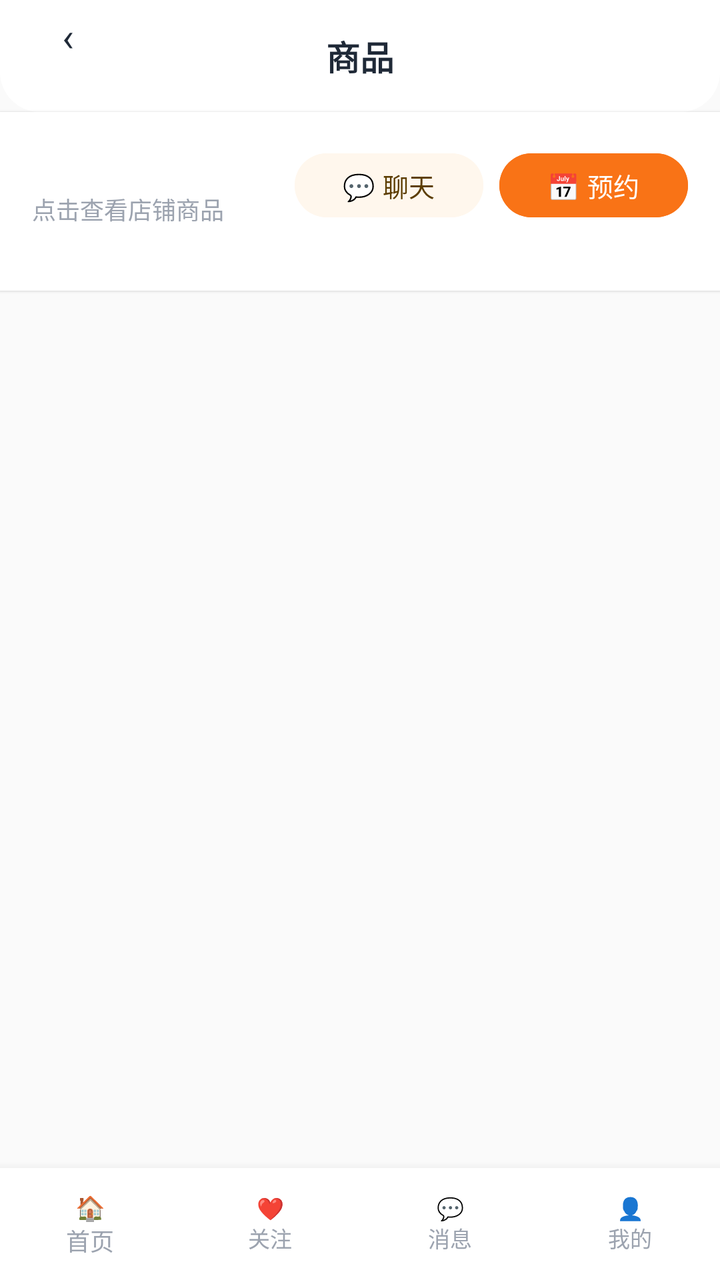
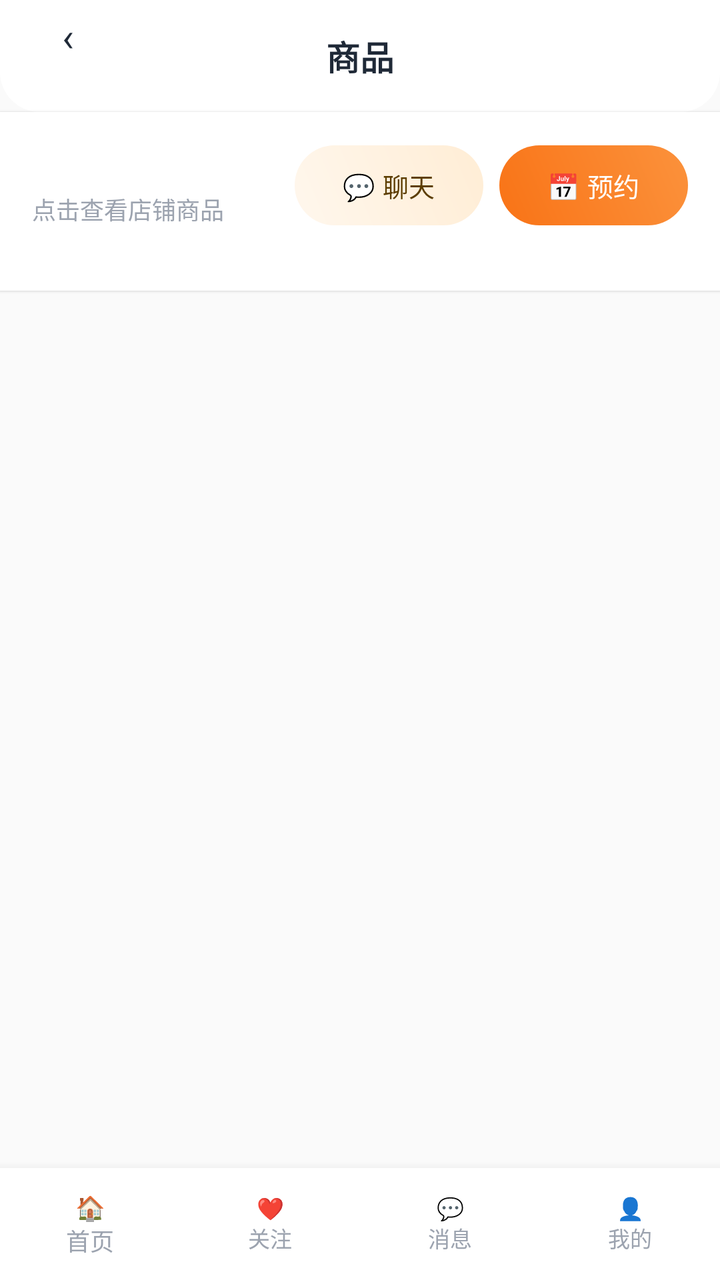

The first picture is an Android layout as it rendered before a commit; the second is the same layout after the commit. The layout source and the unified diff follow.
<!-- AndroidManifest.xml: application theme Theme.ClothingSI -->
<!-- res/layout/activity_buyer_products.xml -->
<?xml version="1.0" encoding="utf-8"?>
<LinearLayout xmlns:android="http://schemas.android.com/apk/res/android"
    xmlns:app="http://schemas.android.com/apk/res-auto"
    android:layout_width="match_parent" android:layout_height="match_parent"
    android:background="@color/md_surface_container_low" android:orientation="vertical">
    <RelativeLayout android:layout_width="match_parent" android:layout_height="56dp"
        android:background="@drawable/header_bar_bg" android:paddingHorizontal="16dp">
        <TextView android:id="@+id/btn_back" android:layout_width="36dp" android:layout_height="36dp"
            android:text="‹" android:textSize="20sp" android:textColor="@color/md_on_surface"
            android:gravity="center" android:background="@drawable/circle_bg" />
        <TextView android:layout_width="wrap_content" android:layout_height="wrap_content"
            android:text="商品" android:textSize="17sp" android:textStyle="bold"
            android:textColor="@color/md_on_surface" android:layout_centerInParent="true" />
    </RelativeLayout>
    
    <LinearLayout android:layout_width="match_parent" android:layout_height="wrap_content"
        android:orientation="horizontal" android:gravity="center_vertical"
        android:background="@color/md_surface" android:padding="16dp" android:elevation="1dp">
        <LinearLayout android:layout_width="0dp" android:layout_height="wrap_content"
            android:layout_weight="1" android:orientation="vertical">
            <TextView android:id="@+id/tv_shop_name" android:layout_width="wrap_content"
                android:layout_height="wrap_content" android:textSize="16sp" android:textStyle="bold"
                android:textColor="@color/md_on_surface" />
            <TextView android:layout_width="wrap_content" android:layout_height="wrap_content"
                android:text="点击查看店铺商品" android:textSize="12sp" android:textColor="@color/md_on_surface_variant"
                android:layout_marginTop="2dp" />
        </LinearLayout>
        <com.google.android.material.button.MaterialButton android:id="@+id/btn_contact_seller"
            android:layout_width="wrap_content" android:layout_height="40dp"
            android:text="💬 聊天" android:textSize="13sp" app:cornerRadius="20dp"
            android:backgroundTint="@color/md_primary_container"
            android:textColor="@color/md_on_primary_container"
            android:layout_marginEnd="8dp" />
        <com.google.android.material.button.MaterialButton android:id="@+id/btn_make_appointment"
            android:layout_width="wrap_content" android:layout_height="40dp"
            android:text="📅 预约" android:textSize="13sp" app:cornerRadius="20dp"
            android:backgroundTint="@color/md_primary"
            android:textColor="@color/md_on_primary" />
    </LinearLayout>
    
    <LinearLayout android:id="@+id/layout_categories"
        android:layout_width="match_parent" android:layout_height="wrap_content"
        android:orientation="horizontal" android:gravity="center"
        android:paddingVertical="8dp" android:paddingHorizontal="16dp"
        android:background="@color/md_surface" android:elevation="1dp" />
    <ScrollView android:layout_width="match_parent" android:layout_height="0dp"
        android:layout_weight="1" android:padding="16dp">
        <LinearLayout android:layout_width="match_parent" android:layout_height="wrap_content"
            android:orientation="vertical">
            <LinearLayout android:id="@+id/layout_products"
                android:layout_width="match_parent" android:layout_height="wrap_content"
                android:orientation="vertical" />
            <com.google.android.material.button.MaterialButton android:id="@+id/btn_make_appointment2"
                android:layout_width="match_parent" android:layout_height="44dp"
                android:text="📅 预约看货" app:cornerRadius="22dp" android:visibility="gone"
                android:backgroundTint="@color/md_primary"
                android:textColor="@color/md_on_primary"
                android:layout_marginTop="12dp" />
        </LinearLayout>
    </ScrollView>
    <include layout="@layout/include_buyer_bottom" />
</LinearLayout>
<!-- res/layout/include_buyer_bottom.xml (included above) -->
<?xml version="1.0" encoding="utf-8"?>
<LinearLayout xmlns:android="http://schemas.android.com/apk/res/android"
    android:layout_width="match_parent" android:layout_height="56dp"
    android:orientation="horizontal" android:gravity="center"
    android:background="@color/md_surface"
    android:elevation="8dp"
    android:weightSum="4">
    <TextView android:id="@+id/bottom_home" android:layout_width="0dp" android:layout_height="match_parent"
        android:layout_weight="1" android:gravity="center" android:text="🏠\n首页"
        android:textSize="12sp" android:lines="2" android:lineSpacingExtra="0dp"
        android:textColor="@color/md_on_surface_variant"
        android:clickable="true" android:focusable="true" />
    <TextView android:id="@+id/bottom_follow" android:layout_width="0dp" android:layout_height="match_parent"
        android:layout_weight="1" android:gravity="center" android:text="❤️\n关注"
        android:textSize="11sp" android:lines="2" android:lineSpacingExtra="0dp"
        android:textColor="@color/md_on_surface_variant"
        android:clickable="true" android:focusable="true" />
    <TextView android:id="@+id/bottom_messages" android:layout_width="0dp" android:layout_height="match_parent"
        android:layout_weight="1" android:gravity="center" android:text="💬\n消息"
        android:textSize="11sp" android:lines="2" android:lineSpacingExtra="0dp"
        android:textColor="@color/md_on_surface_variant"
        android:clickable="true" android:focusable="true" />
    <TextView android:id="@+id/bottom_profile" android:layout_width="0dp" android:layout_height="match_parent"
        android:layout_weight="1" android:gravity="center" android:text="👤\n我的"
        android:textSize="11sp" android:lines="2" android:lineSpacingExtra="0dp"
        android:textColor="@color/md_on_surface_variant"
        android:clickable="true" android:focusable="true" />
</LinearLayout>
<!-- resources referenced by this layout -->
<resources>
  <color name="md_on_primary">#FFFFFF</color>
  <color name="md_on_primary_container">#5C3D00</color>
  <color name="md_on_surface">#1F2937</color>
  <color name="md_on_surface_variant">#9CA3AF</color>
  <color name="md_primary">#F97316</color>
  <color name="md_primary_container">#FFF7ED</color>
  <color name="md_surface">#FFFFFF</color>
  <color name="md_surface_container_low">#FAFAFA</color>
  <!-- drawable circle_bg (drawable) -->
  <?xml version="1.0" encoding="utf-8"?>
  <shape xmlns:android="http://schemas.android.com/apk/res/android" android:shape="oval">
      <solid android:color="#26FFFFFF" />
  </shape>
  <!-- drawable header_bar_bg (drawable) -->
  <?xml version="1.0" encoding="utf-8"?>
  <shape xmlns:android="http://schemas.android.com/apk/res/android" android:shape="rectangle">
      <solid android:color="@color/md_surface" />
      <corners android:topLeftRadius="0dp" android:topRightRadius="0dp" android:bottomLeftRadius="20dp" android:bottomRightRadius="20dp" />
  </shape>
  <style name="Theme.ClothingSI" parent="Theme.Material3.Light.NoActionBar">
          
          <item name="colorPrimary">@color/md_primary</item>
          <item name="colorOnPrimary">@color/md_on_primary</item>
          <item name="colorPrimaryContainer">@color/md_primary_container</item>
          <item name="colorOnPrimaryContainer">@color/md_on_primary_container</item>
  
          
          <item name="colorSecondary">@color/md_secondary</item>
          <item name="colorOnSecondary">@color/md_on_secondary</item>
          <item name="colorSecondaryContainer">@color/md_secondary_container</item>
          <item name="colorOnSecondaryContainer">@color/md_on_secondary_container</item>
  
          
          <item name="android:colorBackground">@color/md_surface_container_low</item>
          <item name="colorSurface">@color/md_surface</item>
          <item name="colorOnSurface">@color/md_on_surface</item>
          <item name="colorOnSurfaceVariant">@color/md_on_surface_variant</item>
  
          
          <item name="colorOutline">@color/md_outline</item>
          <item name="colorOutlineVariant">@color/md_outline_variant</item>
  
          
          <item name="colorError">@color/md_error</item>
          <item name="colorOnError">@color/md_on_error</item>
  
          
          <item name="android:statusBarColor">@android:color/transparent</item>
          <item name="android:navigationBarColor">@color/md_surface</item>
          <item name="android:windowLightStatusBar">true</item>
  
          
          <item name="android:fontFamily">sans-serif</item>
          <item name="android:textViewStyle">@style/TextView.Base</item>
      </style>
  <color name="md_secondary">#2563EB</color>
  <color name="md_on_secondary">#FFFFFF</color>
  <color name="md_secondary_container">#DBEAFE</color>
  <color name="md_on_secondary_container">#001A3E</color>
  <color name="md_outline">#9CA3AF</color>
  <color name="md_outline_variant">#D1D5DB</color>
  <color name="md_error">#EF4444</color>
  <color name="md_on_error">#FFFFFF</color>
  <style name="TextView.Base" parent="android:Widget.TextView">
          <item name="android:fontFamily">sans-serif</item>
      </style>
</resources>

<!-- the commit's change to res/layout/activity_buyer_products.xml (unified diff, before → after) -->
@@ -28,13 +28,13 @@
         <com.google.android.material.button.MaterialButton android:id="@+id/btn_contact_seller"
             android:layout_width="wrap_content" android:layout_height="40dp"
             android:text="💬 聊天" android:textSize="13sp" app:cornerRadius="20dp"
-            android:backgroundTint="@color/md_primary_container"
+            android:background="@drawable/btn_gradient_container" app:backgroundTint="@null"
             android:textColor="@color/md_on_primary_container"
             android:layout_marginEnd="8dp" />
         <com.google.android.material.button.MaterialButton android:id="@+id/btn_make_appointment"
             android:layout_width="wrap_content" android:layout_height="40dp"
             android:text="📅 预约" android:textSize="13sp" app:cornerRadius="20dp"
-            android:backgroundTint="@color/md_primary"
+            android:background="@drawable/btn_gradient_primary" app:backgroundTint="@null"
             android:textColor="@color/md_on_primary" />
     </LinearLayout>
     
@@ -52,8 +52,8 @@
                 android:orientation="vertical" />
             <com.google.android.material.button.MaterialButton android:id="@+id/btn_make_appointment2"
                 android:layout_width="match_parent" android:layout_height="44dp"
-                android:text="📅 预约看货" app:cornerRadius="22dp" android:visibility="gone"
-                android:backgroundTint="@color/md_primary"
+                android:text="📅 预约看货" android:visibility="gone"
+                android:background="@drawable/btn_gradient_primary" app:backgroundTint="@null"
                 android:textColor="@color/md_on_primary"
                 android:layout_marginTop="12dp" />
         </LinearLayout>
<!-- resource entries referenced after the edit -->
@@ -8,6 +8,24 @@
   <color name="md_primary_container">#FFF7ED</color>
   <color name="md_surface">#FFFFFF</color>
   <color name="md_surface_container_low">#FAFAFA</color>
+  <!-- drawable btn_gradient_container (drawable) -->
+  <?xml version="1.0" encoding="utf-8"?>
+  <shape xmlns:android="http://schemas.android.com/apk/res/android" android:shape="rectangle">
+      <corners android:radius="26dp" />
+      <gradient
+          android:startColor="#FFF7ED"
+          android:endColor="#FFEDD5"
+          android:angle="45" />
+  </shape>
+  <!-- drawable btn_gradient_primary (drawable) -->
+  <?xml version="1.0" encoding="utf-8"?>
+  <shape xmlns:android="http://schemas.android.com/apk/res/android" android:shape="rectangle">
+      <corners android:radius="26dp" />
+      <gradient
+          android:startColor="#F97316"
+          android:endColor="#FB923C"
+          android:angle="45" />
+  </shape>
   <!-- drawable circle_bg (drawable) -->
   <?xml version="1.0" encoding="utf-8"?>
   <shape xmlns:android="http://schemas.android.com/apk/res/android" android:shape="oval">
